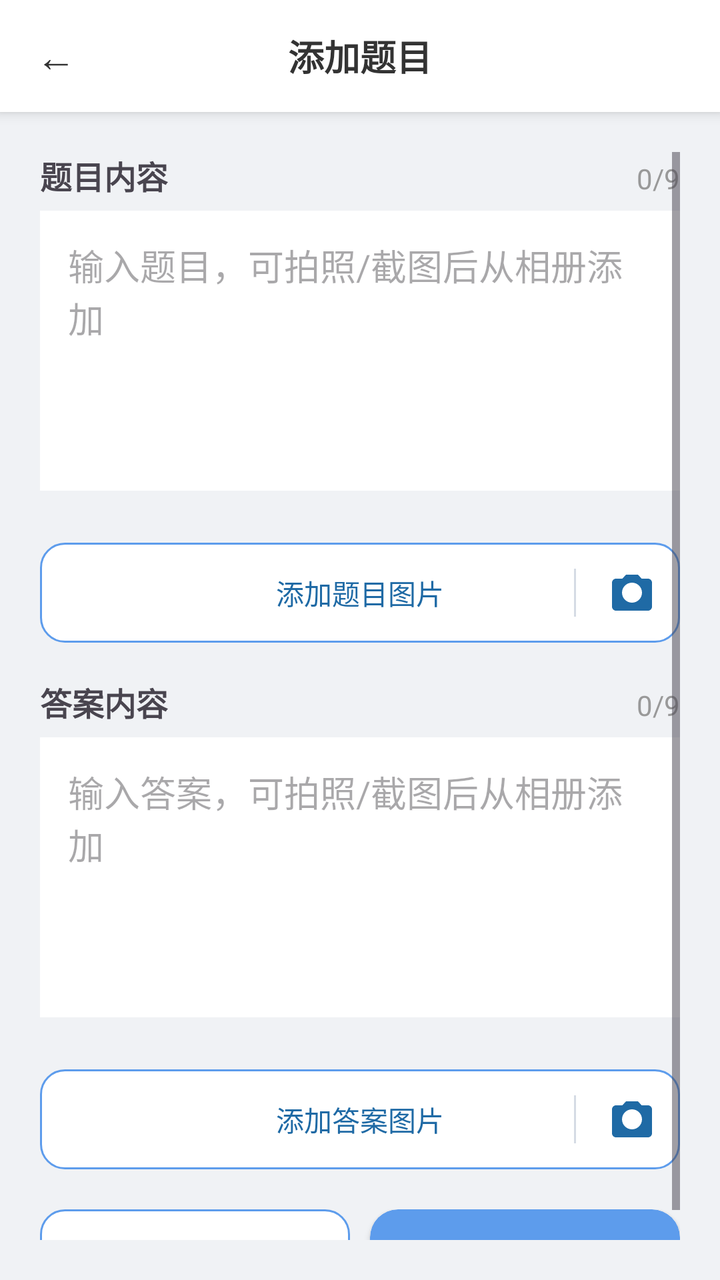
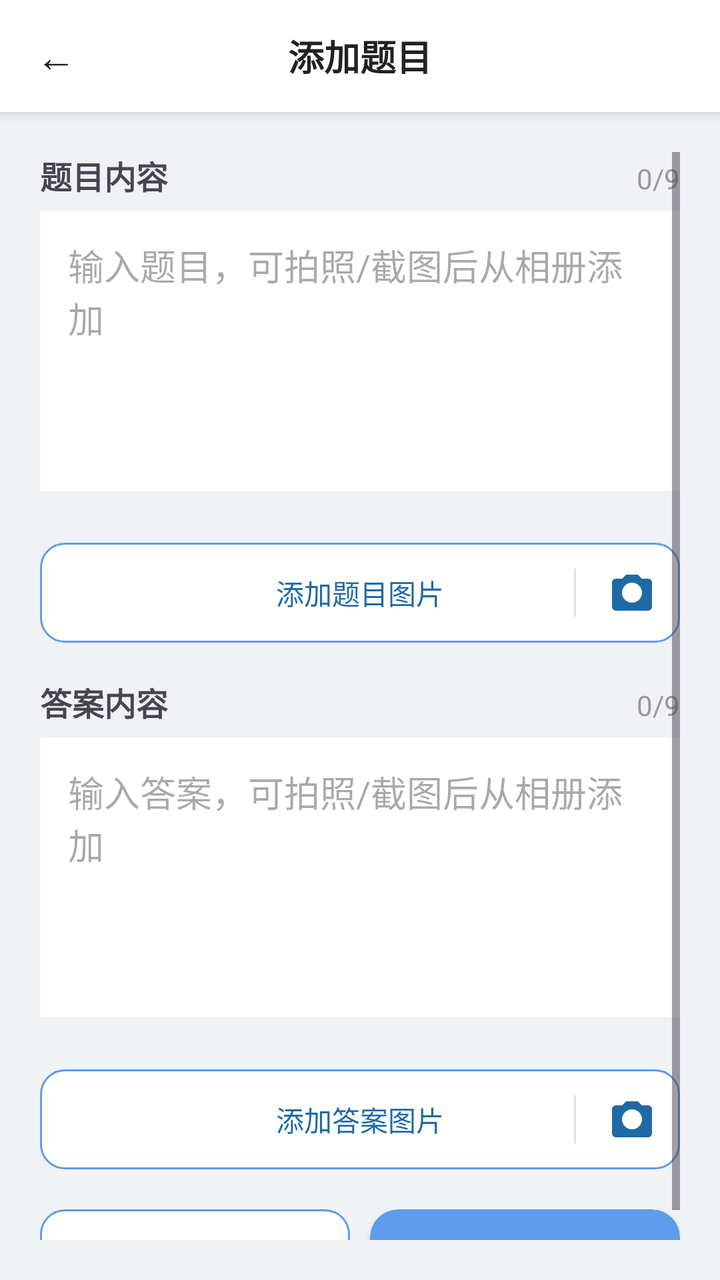

Two renders of the same Android screen: before a commit and after it. Below are the layout's source before the change and the commit's diff.
<!-- AndroidManifest.xml: application theme Theme.Demo -->
<!-- res/layout/activity_add_question.xml -->
<?xml version="1.0" encoding="utf-8"?>
<LinearLayout
    xmlns:android="http://schemas.android.com/apk/res/android"
    xmlns:app="http://schemas.android.com/apk/res-auto"
    android:layout_width="match_parent"
    android:layout_height="match_parent"
    android:orientation="vertical"
    android:background="@color/page_bg">

    
    <LinearLayout style="@style/TopBar">

        <TextView
            android:id="@+id/btn_back"
            style="@style/TopBarBack" />

        <TextView
            android:id="@+id/title_bar"
            style="@style/TopBarTitle"
            android:text="添加题目" />

        <View
            android:layout_width="56dp"
            android:layout_height="1dp" />
    </LinearLayout>

    <ScrollView
        android:layout_width="match_parent"
        android:layout_height="match_parent"
        android:padding="20dp">

        <LinearLayout
            android:layout_width="match_parent"
            android:layout_height="wrap_content"
            android:orientation="vertical">

            
            <LinearLayout
                android:layout_width="match_parent"
                android:layout_height="wrap_content"
                android:orientation="horizontal">

                <TextView
                    android:layout_width="0dp"
                    android:layout_height="wrap_content"
                    android:layout_weight="1"
                    android:text="题目内容"
                    android:textSize="@dimen/text_size_emphasis"
                    android:textStyle="bold" />

                <TextView
                    android:id="@+id/tv_content_count"
                    android:layout_width="wrap_content"
                    android:layout_height="wrap_content"
                    android:text="0/9"
                    android:textSize="@dimen/text_size_body"
                    android:textColor="#999999" />
            </LinearLayout>

            <EditText
                android:id="@+id/et_content"
                android:layout_width="match_parent"
                android:layout_height="140dp"
                android:background="#fff"
                android:padding="14dp"
                android:minHeight="120dp"
                android:hint="输入题目，可拍照/截图后从相册添加"
                android:gravity="top|start"
                android:inputType="textMultiLine"
                android:layout_marginTop="6dp"
                android:layout_marginBottom="8dp" />

            
            <androidx.recyclerview.widget.RecyclerView
                android:id="@+id/rv_content_images"
                android:layout_width="match_parent"
                android:layout_height="wrap_content"
                android:nestedScrollingEnabled="false"
                android:layout_marginTop="8dp"
                android:layout_marginBottom="10dp" />

            
            <FrameLayout
                android:id="@+id/btn_add_content_img"
                android:layout_width="match_parent"
                android:layout_height="50dp"
                android:background="@drawable/bg_add_button"
                android:clickable="true"
                android:focusable="true">

                <TextView
                    android:layout_width="match_parent"
                    android:layout_height="match_parent"
                    android:text="添加题目图片"
                    android:textColor="#1f6aa5"
                    android:gravity="center" />

                <View
                    android:layout_width="1dp"
                    android:layout_height="24dp"
                    android:layout_gravity="end|center_vertical"
                    android:layout_marginEnd="52dp"
                    android:background="#d5dbe4" />

                <ImageView
                    android:id="@+id/btn_camera_content"
                    android:layout_width="48dp"
                    android:layout_height="match_parent"
                    android:layout_gravity="end"
                    android:src="@drawable/ic_camera"
                    android:scaleType="centerInside"
                    android:clickable="true"
                    android:focusable="true"
                    android:contentDescription="拍照添加题目图片" />
            </FrameLayout>

            
            <LinearLayout
                android:layout_width="match_parent"
                android:layout_height="wrap_content"
                android:orientation="horizontal"
                android:layout_marginTop="18dp">

                <TextView
                    android:layout_width="0dp"
                    android:layout_height="wrap_content"
                    android:layout_weight="1"
                    android:text="答案内容"
                    android:textSize="@dimen/text_size_emphasis"
                    android:textStyle="bold" />

                <TextView
                    android:id="@+id/tv_answer_count"
                    android:layout_width="wrap_content"
                    android:layout_height="wrap_content"
                    android:text="0/9"
                    android:textSize="@dimen/text_size_body"
                    android:textColor="#999999" />
            </LinearLayout>

            <EditText
                android:id="@+id/et_answer"
                android:layout_width="match_parent"
                android:layout_height="140dp"
                android:background="#fff"
                android:padding="14dp"
                android:minHeight="120dp"
                android:hint="输入答案，可拍照/截图后从相册添加"
                android:gravity="top|start"
                android:inputType="textMultiLine"
                android:layout_marginTop="6dp"
                android:layout_marginBottom="8dp" />

            
            <androidx.recyclerview.widget.RecyclerView
                android:id="@+id/rv_answer_images"
                android:layout_width="match_parent"
                android:layout_height="wrap_content"
                android:nestedScrollingEnabled="false"
                android:layout_marginTop="8dp"
                android:layout_marginBottom="10dp" />

            
            <FrameLayout
                android:id="@+id/btn_add_answer_img"
                android:layout_width="match_parent"
                android:layout_height="50dp"
                android:background="@drawable/bg_add_button"
                android:clickable="true"
                android:focusable="true">

                <TextView
                    android:layout_width="match_parent"
                    android:layout_height="match_parent"
                    android:text="添加答案图片"
                    android:textColor="#1f6aa5"
                    android:gravity="center" />

                <View
                    android:layout_width="1dp"
                    android:layout_height="24dp"
                    android:layout_gravity="end|center_vertical"
                    android:layout_marginEnd="52dp"
                    android:background="#d5dbe4" />

                <ImageView
                    android:id="@+id/btn_camera_answer"
                    android:layout_width="48dp"
                    android:layout_height="match_parent"
                    android:layout_gravity="end"
                    android:src="@drawable/ic_camera"
                    android:scaleType="centerInside"
                    android:clickable="true"
                    android:focusable="true"
                    android:contentDescription="拍照添加答案图片" />
            </FrameLayout>

            
            <LinearLayout
                android:layout_width="match_parent"
                android:layout_height="wrap_content"
                android:orientation="horizontal"
                android:layout_marginTop="20dp">

                <TextView
                    android:id="@+id/btn_save_continue"
                    android:layout_width="0dp"
                    android:layout_height="52dp"
                    android:layout_weight="1"
                    android:layout_marginRight="10dp"
                    android:background="@drawable/bg_add_button"
                    android:text="保存并继续"
                    android:textColor="@color/action_primary"
                    android:gravity="center" />

                <androidx.cardview.widget.CardView
                    android:id="@+id/btn_save"
                    android:layout_width="0dp"
                    android:layout_height="52dp"
                    android:layout_weight="1"
                    app:cardCornerRadius="@dimen/corner_card"
                    app:cardBackgroundColor="@color/action_primary">
                    <TextView
                        android:layout_width="match_parent"
                        android:layout_height="match_parent"
                        android:text="保存题目"
                        android:textSize="@dimen/text_size_title"
                        android:textColor="#fff"
                        android:gravity="center" />
                </androidx.cardview.widget.CardView>
            </LinearLayout>

        </LinearLayout>
    </ScrollView>
</LinearLayout>
<!-- resources referenced by this layout -->
<resources>
  <color name="action_primary">#5D9CEC</color>
  <color name="page_bg">#F0F2F5</color>
  <dimen name="corner_card">14dp</dimen>
  <dimen name="text_size_body">14sp</dimen>
  <dimen name="text_size_emphasis">16sp</dimen>
  <dimen name="text_size_title">18sp</dimen>
  <!-- drawable bg_add_button (drawable) -->
  <?xml version="1.0" encoding="utf-8"?>
  <shape xmlns:android="http://schemas.android.com/apk/res/android"
      android:shape="rectangle">
      <corners android:radius="@dimen/corner_control" />
      <solid android:color="#FFFFFF" />
      <stroke
          android:width="1dp"
          android:color="@color/action_primary" />
  </shape>
  <!-- drawable ic_camera (drawable) -->
  <?xml version="1.0" encoding="utf-8"?>
  <vector xmlns:android="http://schemas.android.com/apk/res/android"
      android:width="24dp"
      android:height="24dp"
      android:viewportWidth="24"
      android:viewportHeight="24">
      <path
          android:fillColor="#1f6aa5"
          android:fillType="evenOdd"
          android:pathData="M12,17c-2.76,0 -5,-2.24 -5,-5s2.24,-5 5,-5 5,2.24 5,5 -2.24,5 -5,5zM9,3L7.17,5H4c-1.1,0 -2,0.9 -2,2v12c0,1.1 0.9,2 2,2h16c1.1,0 2,-0.9 2,-2V7c0,-1.1 -0.9,-2 -2,-2h-3.17L15,3L9,3z" />
  </vector>
  <style name="TopBar">
          <item name="android:layout_width">match_parent</item>
          <item name="android:layout_height">56dp</item>
          <item name="android:orientation">horizontal</item>
          <item name="android:gravity">center_vertical</item>
          <item name="android:background">@color/home_card</item>
          <item name="android:elevation">4dp</item>
      </style>
  <style name="TopBarBack">
          <item name="android:layout_width">56dp</item>
          <item name="android:layout_height">match_parent</item>
          <item name="android:gravity">center</item>
          <item name="android:text">←</item>
          <item name="android:textSize">20sp</item>
          <item name="android:textColor">@color/home_text_primary</item>
          <item name="android:background">?attr/selectableItemBackgroundBorderless</item>
      </style>
  <style name="TopBarTitle">
          <item name="android:layout_width">0dp</item>
          <item name="android:layout_height">wrap_content</item>
          <item name="android:layout_weight">1</item>
          <item name="android:gravity">center</item>
          <item name="android:textSize">18sp</item>
          <item name="android:textStyle">bold</item>
          <item name="android:textColor">@color/home_text_primary</item>
      </style>
  <style name="Theme.Demo" parent="Base.Theme.Demo" />
  <dimen name="corner_control">12dp</dimen>
  <color name="home_card">#FFFFFF</color>
  <color name="home_text_primary">#333333</color>
  <style name="Base.Theme.Demo" parent="Theme.Material3.DayNight.NoActionBar">
          
          <item name="android:statusBarColor">@color/home_bg</item>
          <item name="android:windowLightStatusBar">true</item>
          <item name="android:navigationBarColor">@color/home_bg</item>
          <item name="android:windowLightNavigationBar" tools:targetApi="o_mr1">true</item>
          <item name="android:enforceNavigationBarContrast" tools:targetApi="q">false</item>
      </style>
  <color name="home_bg">@color/page_bg</color>
</resources>

<!-- the commit's change to res/layout/activity_add_question.xml (unified diff, before → after) -->
@@ -54,7 +54,7 @@
                     android:layout_height="wrap_content"
                     android:text="0/9"
                     android:textSize="@dimen/text_size_body"
-                    android:textColor="#999999" />
+                    android:textColor="@color/text_hint" />
             </LinearLayout>
 
             <EditText
@@ -100,7 +100,7 @@
                     android:layout_height="24dp"
                     android:layout_gravity="end|center_vertical"
                     android:layout_marginEnd="52dp"
-                    android:background="#d5dbe4" />
+                    android:background="@color/divider" />
 
                 <ImageView
                     android:id="@+id/btn_camera_content"
@@ -135,7 +135,7 @@
                     android:layout_height="wrap_content"
                     android:text="0/9"
                     android:textSize="@dimen/text_size_body"
-                    android:textColor="#999999" />
+                    android:textColor="@color/text_hint" />
             </LinearLayout>
 
             <EditText
@@ -181,7 +181,7 @@
                     android:layout_height="24dp"
                     android:layout_gravity="end|center_vertical"
                     android:layout_marginEnd="52dp"
-                    android:background="#d5dbe4" />
+                    android:background="@color/divider" />
 
                 <ImageView
                     android:id="@+id/btn_camera_answer"
<!-- resource entries referenced after the edit -->
@@ -1,7 +1,9 @@
 <!-- resources referenced by this layout -->
 <resources>
   <color name="action_primary">#5D9CEC</color>
+  <color name="divider">#E0E0E0</color>
   <color name="page_bg">#F0F2F5</color>
+  <color name="text_hint">#999999</color>
   <dimen name="corner_card">14dp</dimen>
   <dimen name="text_size_body">14sp</dimen>
   <dimen name="text_size_emphasis">16sp</dimen>
@@ -42,7 +44,7 @@
           <item name="android:gravity">center</item>
           <item name="android:text">←</item>
           <item name="android:textSize">20sp</item>
-          <item name="android:textColor">@color/home_text_primary</item>
+          <item name="android:textColor">@color/text_primary</item>
           <item name="android:background">?attr/selectableItemBackgroundBorderless</item>
       </style>
   <style name="TopBarTitle">
@@ -52,12 +54,12 @@
           <item name="android:gravity">center</item>
           <item name="android:textSize">18sp</item>
           <item name="android:textStyle">bold</item>
-          <item name="android:textColor">@color/home_text_primary</item>
+          <item name="android:textColor">@color/text_primary</item>
       </style>
   <style name="Theme.Demo" parent="Base.Theme.Demo" />
   <dimen name="corner_control">12dp</dimen>
   <color name="home_card">#FFFFFF</color>
-  <color name="home_text_primary">#333333</color>
+  <color name="text_primary">#222222</color>
   <style name="Base.Theme.Demo" parent="Theme.Material3.DayNight.NoActionBar">
           
           <item name="android:statusBarColor">@color/home_bg</item>
